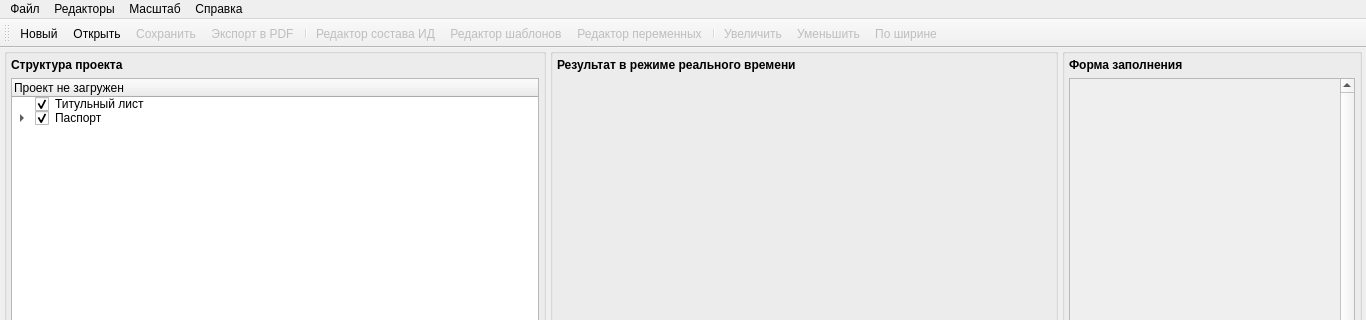
Old version of the form designer/mainwindow.ui in the repository Artemako/auto-exec-doc; both pictures show x 0 to 1366 and y 0 to 320 of the 1366 by 768 pixel window.
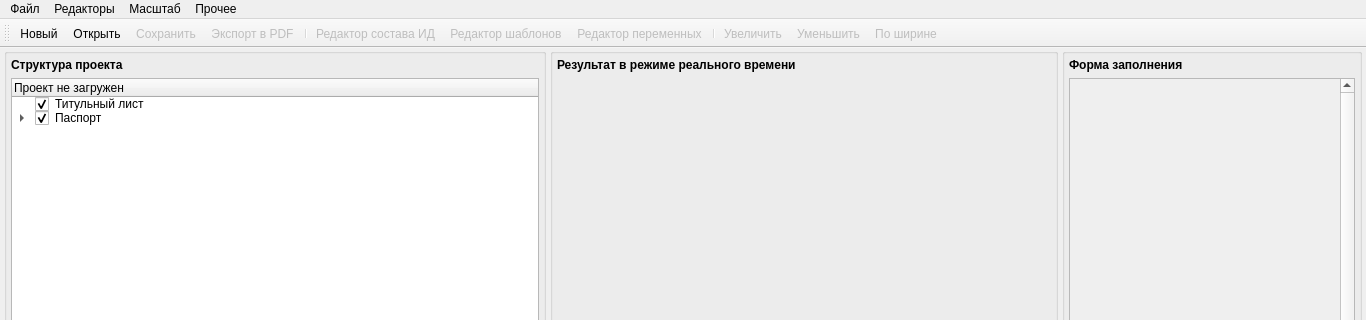
New version of the form. Icons and pictures are not drawn. Custom widgets are drawn as their Qt base class.

Patch:
```diff
--- a/designer/mainwindow.ui
+++ b/designer/mainwindow.ui
@@ -355,11 +355,6 @@
     <addaction name="separator"/>
     <addaction name="action_export_to_pdf"/>
    </widget>
-   <widget class="QMenu" name="menu_help">
-    <property name="title">
-     <string>Справка</string>
-    </property>
-   </widget>
    <widget class="QMenu" name="menu_editors">
     <property name="title">
      <string>Редакторы</string>
@@ -376,10 +371,16 @@
     <addaction name="action_zoomout"/>
     <addaction name="action_zoomfitpage"/>
    </widget>
+   <widget class="QMenu" name="menu">
+    <property name="title">
+     <string>Прочее</string>
+    </property>
+    <addaction name="action_clear_trash"/>
+   </widget>
    <addaction name="menu_file"/>
    <addaction name="menu_editors"/>
    <addaction name="menu_scale"/>
-   <addaction name="menu_help"/>
+   <addaction name="menu"/>
   </widget>
   <widget class="QToolBar" name="tb_main">
    <property name="enabled">
```
Left out of the diff: 9 changed lines with no effect on the pictures.
